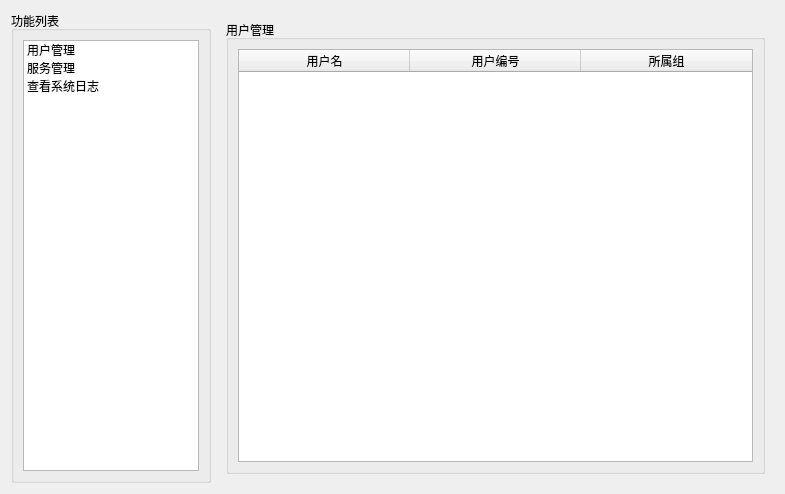
liuyufeng509/SecCenter, file SYS/tabsyspage.ui: the form before one commit.
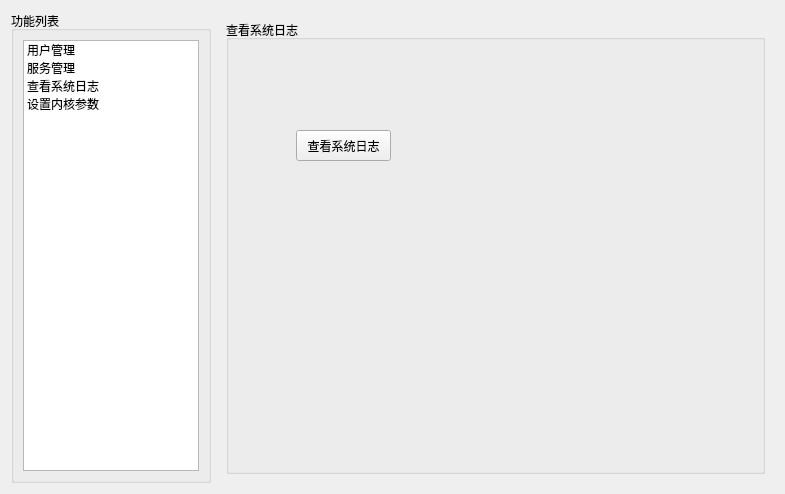
The form after the commit. The open tabs and pages were chosen to show the change.

Diff of the .ui file:
```diff
--- a/SYS/tabsyspage.ui
+++ b/SYS/tabsyspage.ui
@@ -61,6 +61,11 @@
           <string>查看系统日志</string>
          </property>
         </item>
+        <item>
+         <property name="text">
+          <string>设置内核参数</string>
+         </property>
+        </item>
        </widget>
       </item>
      </layout>
@@ -153,6 +158,30 @@
        </item>
       </layout>
      </widget>
+     <widget class="QWidget" name="logPage">
+      <layout class="QVBoxLayout" name="verticalLayout">
+       <item>
+        <widget class="QGroupBox" name="groupBox_4">
+         <property name="title">
+          <string>查看系统日志</string>
+         </property>
+         <widget class="QPushButton" name="logButton">
+          <property name="geometry">
+           <rect>
+            <x>70</x>
+            <y>110</y>
+            <width>95</width>
+            <height>31</height>
+           </rect>
+          </property>
+          <property name="text">
+           <string>查看系统日志</string>
+          </property>
+         </widget>
+        </widget>
+       </item>
+      </layout>
+     </widget>
     </widget>
    </item>
   </layout>
```
